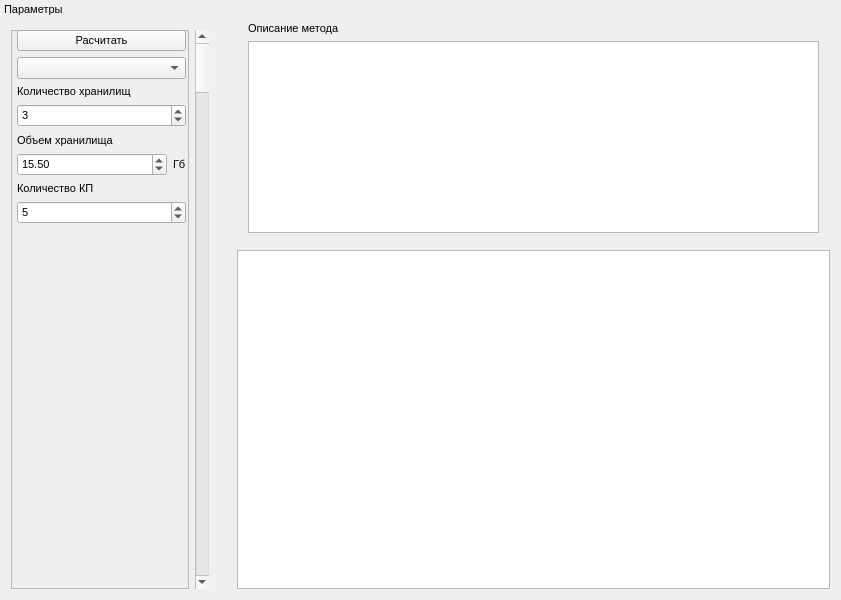
First picture: the form in host/mainwindow.ui, repository cerevra/dataManagment, before the edit.
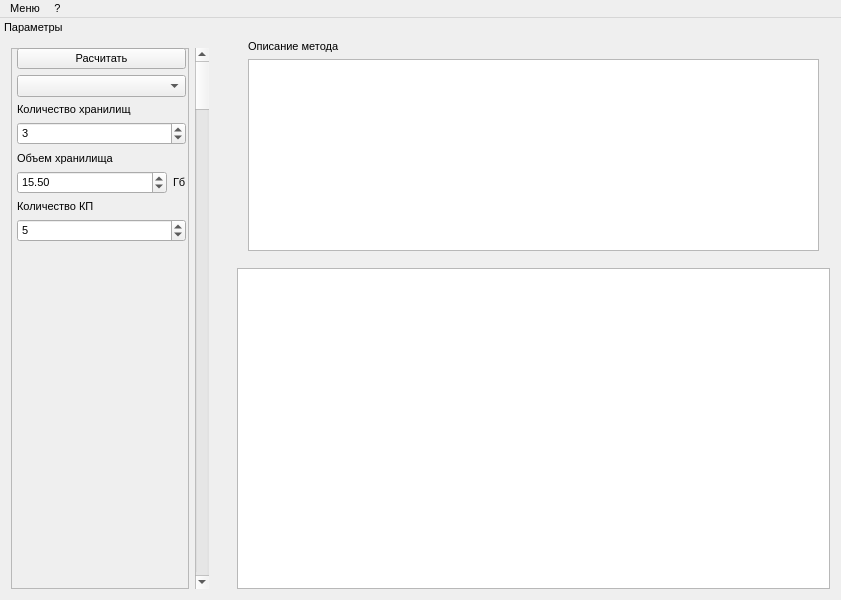
Second picture: the form after the edit.

```diff
--- a/host/mainwindow.ui
+++ b/host/mainwindow.ui
@@ -302,6 +302,46 @@
     </layout>
    </widget>
   </widget>
+  <widget class="QMenuBar" name="menuBar">
+   <property name="geometry">
+    <rect>
+     <x>0</x>
+     <y>0</y>
+     <width>841</width>
+     <height>21</height>
+    </rect>
+   </property>
+   <widget class="QMenu" name="menu_main">
+    <property name="title">
+     <string>Меню</string>
+    </property>
+    <addaction name="action_plugins"/>
+    <addaction name="action_exit"/>
+   </widget>
+   <widget class="QMenu" name="menu_etc">
+    <property name="title">
+     <string>?</string>
+    </property>
+    <addaction name="action_about"/>
+   </widget>
+   <addaction name="menu_main"/>
+   <addaction name="menu_etc"/>
+  </widget>
+  <action name="action_plugins">
+   <property name="text">
+    <string>Плагины</string>
+   </property>
+  </action>
+  <action name="action_exit">
+   <property name="text">
+    <string>Выход</string>
+   </property>
+  </action>
+  <action name="action_about">
+   <property name="text">
+    <string>О программе</string>
+   </property>
+  </action>
  </widget>
  <layoutdefault spacing="6" margin="11"/>
  <resources/>
```
Left out of the diff: 19 changed lines with no effect on the pictures.
